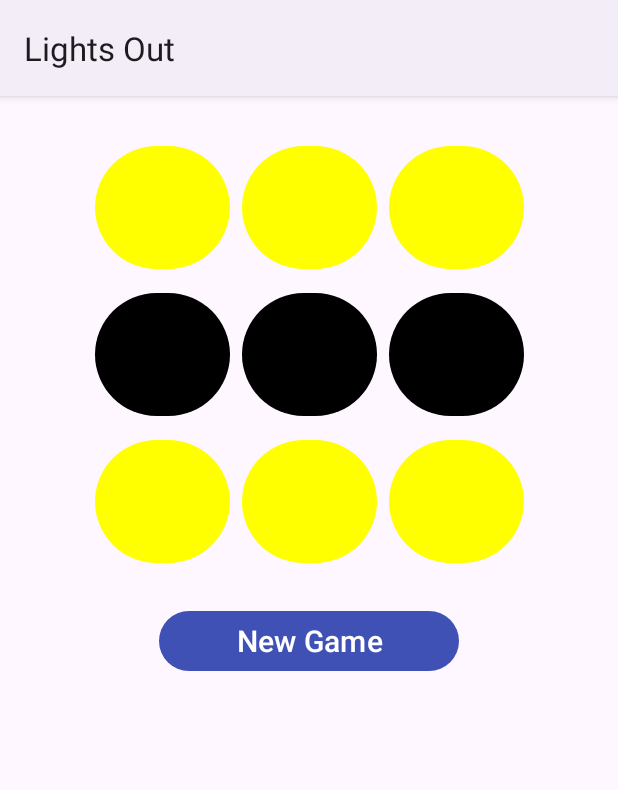
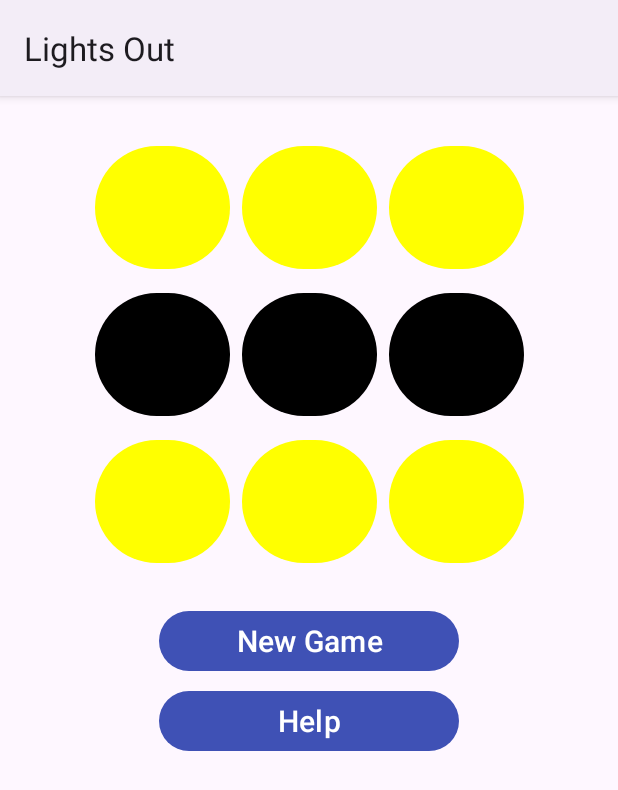
Before and after one commit to mcastillo3/LightsOut_AndroidApp, an Android app: the screen it shows after launch (MainActivity), on a phone screen of 412 x 824 dp. Shown: the top 790 px of the screen. Run offline under Robolectric (Android 15) with nearby library versions, the phone set to English and light mode, and no system bars.

```diff
--- a/app/src/main/AndroidManifest.xml
+++ b/app/src/main/AndroidManifest.xml
@@ -13,6 +13,12 @@
         android:theme="@style/Theme.LightsOut"
         tools:targetApi="31">
         <activity
+            android:name=".ColorActivity"
+            android:exported="false" />
+        <activity
+            android:name=".HelpActivity"
+            android:exported="false" />
+        <activity
             android:name=".MainActivity"
             android:exported="true">
             <intent-filter>
--- a/app/src/main/java/com/android/lightsout/MainActivity.java
+++ b/app/src/main/java/com/android/lightsout/MainActivity.java
@@ -1,5 +1,6 @@
 package com.android.lightsout;
 
+import android.content.Intent;
 import android.os.Bundle;
 import android.view.View;
 import android.widget.Button;
@@ -106,6 +107,11 @@ public class MainActivity extends AppCompatActivity {
         }
     }
 
+    public void onHelpClick(View view) {
+        Intent intent = new Intent(this, HelpActivity.class);
+        startActivity(intent);
+    }
+
     public void onNewGameClick(View view) {
         startGame();
     }
--- a/app/src/main/res/layout-land/activity_main.xml
+++ b/app/src/main/res/layout-land/activity_main.xml
@@ -41,4 +41,13 @@
         app:layout_constraintRight_toRightOf="parent"
         app:layout_constraintTop_toTopOf="@id/light_grid" />
 
+    <Button
+        android:id="@+id/help_button"
+        style="@style/GameOptionButton"
+        android:text="@string/help_button"
+        android:onClick="onHelpClick"
+        app:layout_constraintLeft_toLeftOf="@id/new_game_button"
+        app:layout_constraintRight_toRightOf="@id/new_game_button"
+        app:layout_constraintTop_toBottomOf="@id/new_game_button" />
+
 </androidx.constraintlayout.widget.ConstraintLayout>
--- a/app/src/main/res/layout/activity_main.xml
+++ b/app/src/main/res/layout/activity_main.xml
@@ -40,4 +40,13 @@
         app:layout_constraintRight_toRightOf="parent"
         app:layout_constraintTop_toBottomOf="@id/light_grid" />
 
+    <Button
+        android:id="@+id/help_button"
+        style="@style/GameOptionButton"
+        android:text="@string/help_button"
+        android:onClick="onHelpClick"
+        app:layout_constraintLeft_toLeftOf="@id/new_game_button"
+        app:layout_constraintRight_toRightOf="@id/new_game_button"
+        app:layout_constraintTop_toBottomOf="@id/new_game_button" />
+
 </androidx.constraintlayout.widget.ConstraintLayout>
--- a/app/src/main/res/values/strings.xml
+++ b/app/src/main/res/values/strings.xml
@@ -5,4 +5,7 @@
     <string name="cheat">Congratulations! You found the secret!</string>
     <string name="on">on</string>
     <string name="off">off</string>
+    <string name="help_instructions">Turn off all the lights to win!</string>
+    <string name="light_bulb">Light bulb</string>
+    <string name="help_button">Help</string>
 </resources>
```
Also changed, not shown: app/src/main/java/com/android/lightsout/ColorActivity.java (added, +24 -0 lines), app/src/main/java/com/android/lightsout/HelpActivity.java (added, +24 -0 lines), app/src/main/res/layout-land/activity_help.xml (added, +33 -0 lines), app/src/main/res/layout/activity_color.xml (added, +10 -0 lines), app/src/main/res/layout/activity_help.xml (added, +32 -0 lines).
